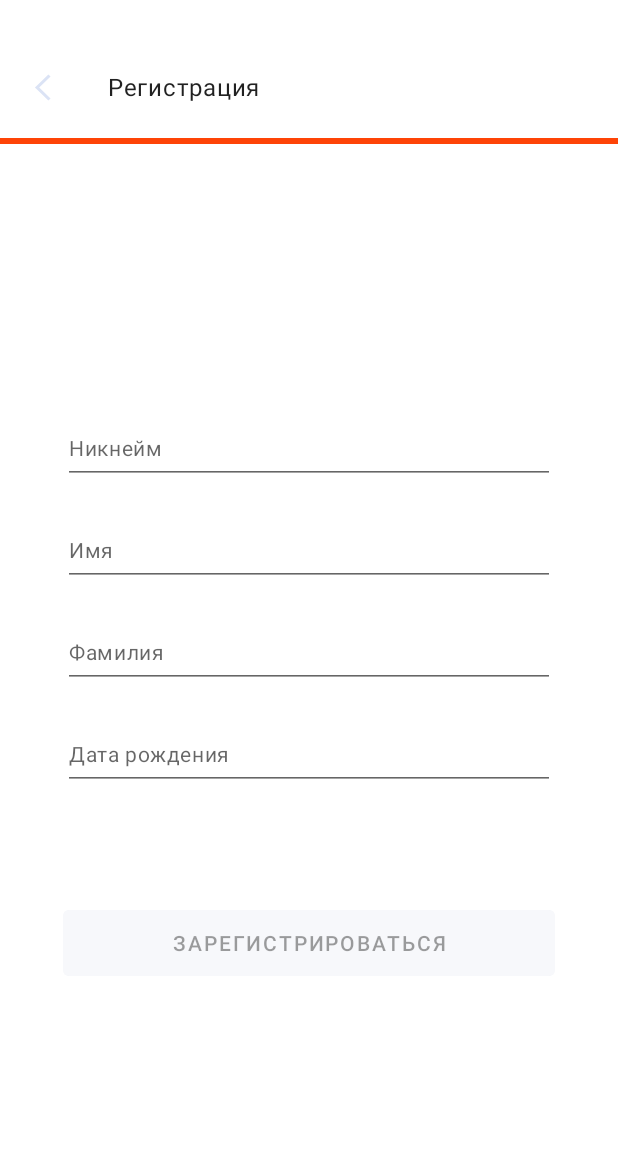
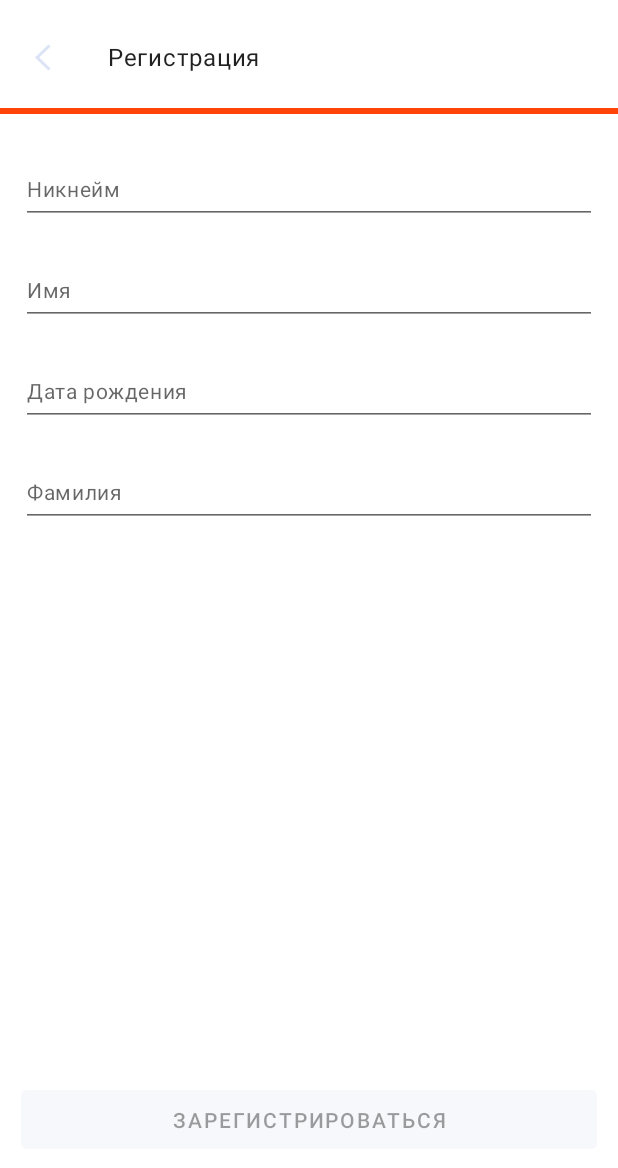
Before and after one commit to sonulen/workspace_social_network, an Android app: the UpdateProfileFragment screen opened through its navigation route, on a phone screen of 412 x 824 dp. Shown: the top 1168 px of the screen. Run offline under Robolectric (Android 15) with nearby library versions, the phone set to English and light mode, and no system bars; our stand-ins replace Timber; libraries missing offline, so code that uses them is left out: com.redmadrobot.extensions; 3 statements that could not run were skipped.

Commit message:
[Review] Переделал верстку UpdateProfile экрана на constraint'ы и вынес стили для EditText и Textview

```diff
--- a/app/src/main/kotlin/com/redmadrobot/app/ui/auth/signup/updateProfile/UpdateProfileFragment.kt
+++ b/app/src/main/kotlin/com/redmadrobot/app/ui/auth/signup/updateProfile/UpdateProfileFragment.kt
@@ -46,10 +46,10 @@ class UpdateProfileFragment : BaseFragment(R.layout.profile_update_fragment) {
     ): View {
         val view = inflater.inflate(R.layout.profile_update_fragment, container, false)
 
-        nickname = view.findViewById(R.id.editTextTextNickName)
-        name = view.findViewById(R.id.editTextTextName)
-        surname = view.findViewById(R.id.editTextTextSurname)
-        birthDay = view.findViewById(R.id.editTextTextBirthDay)
+        nickname = view.findViewById(R.id.edit_text_nickname)
+        name = view.findViewById(R.id.edit_text_name)
+        surname = view.findViewById(R.id.edit_text_surname)
+        birthDay = view.findViewById(R.id.edit_text_birth_day)
         updateProfileButton = view.findViewById(R.id.button_update_profile)
 
         observe(viewModel.eventsQueue, ::onEvent)
--- a/app/src/main/res/layout/profile_update_fragment.xml
+++ b/app/src/main/res/layout/profile_update_fragment.xml
@@ -1,28 +1,52 @@
 <?xml version="1.0" encoding="utf-8"?>
 <androidx.constraintlayout.widget.ConstraintLayout xmlns:android="http://schemas.android.com/apk/res/android"
     xmlns:app="http://schemas.android.com/apk/res-auto"
+    xmlns:tools="http://schemas.android.com/tools"
     android:layout_width="match_parent"
     android:layout_height="match_parent">
 
-    <LinearLayout
+    <androidx.constraintlayout.widget.Guideline
+        android:id="@+id/guideline_top"
+        android:layout_width="wrap_content"
+        android:layout_height="wrap_content"
+        android:orientation="horizontal"
+        app:layout_constraintGuide_begin="0dp" />
+
+    <androidx.constraintlayout.widget.Guideline
+        android:id="@+id/guideline_bottom"
+        android:layout_width="wrap_content"
+        android:layout_height="wrap_content"
+        android:orientation="horizontal"
+        app:layout_constraintGuide_end="48dp" />
+
+    <androidx.constraintlayout.widget.Guideline
+        android:id="@+id/guideline_left"
+        android:layout_width="wrap_content"
+        android:layout_height="wrap_content"
+        android:orientation="vertical"
+        app:layout_constraintGuide_begin="14dp" />
+
+    <androidx.constraintlayout.widget.Guideline
+        android:id="@+id/guideline_right"
+        android:layout_width="wrap_content"
+        android:layout_height="wrap_content"
+        android:orientation="vertical"
+        app:layout_constraintGuide_end="14dp" />
+
+
+    <com.google.android.material.appbar.MaterialToolbar
+        android:id="@+id/tool_bar"
+        style="@style/Widget.MaterialComponents.Toolbar.Surface"
         android:layout_width="match_parent"
-        android:layout_height="match_parent"
-        android:orientation="vertical"
-        app:layout_constraintBottom_toBottomOf="parent"
+        android:layout_height="wrap_content"
+        android:layout_marginTop="10dp"
         app:layout_constraintEnd_toEndOf="parent"
         app:layout_constraintHorizontal_bias="0.5"
         app:layout_constraintStart_toStartOf="parent"
-        app:layout_constraintTop_toTopOf="parent">
-
-        <com.google.android.material.appbar.MaterialToolbar
-            android:id="@+id/tool_bar"
-            android:layout_width="match_parent"
-            android:layout_height="?attr/actionBarSize"
+        app:layout_constraintTop_toTopOf="@+id/guideline_top"
+        app:navigationIcon="@drawable/icon_back_button"
         app:title="@string/register_screen_name"
-            app:titleTextAppearance="@style/TextAppearance.App.BodyL"
-            app:navigationIcon="@drawable/icon_back_button"
-            android:layout_marginTop="30dp"
-            style="@style/Widget.MaterialComponents.Toolbar.Surface" />
+        app:titleTextAppearance="@style/TextAppearance.App.BodyL" />
 
     <ProgressBar
         android:id="@+id/progress_bar"
@@ -30,78 +54,72 @@
         android:layout_width="match_parent"
         android:layout_height="wrap_content"
         android:progress="100"
-            android:progressTint="@color/orange" />
-
-        <LinearLayout
-            android:layout_width="match_parent"
-            android:layout_height="match_parent"
-            android:gravity="center"
-            android:orientation="vertical"
-            app:layout_constraintBottom_toBottomOf="parent"
+        android:progressTint="@color/orange"
         app:layout_constraintEnd_toEndOf="parent"
         app:layout_constraintHorizontal_bias="0.5"
         app:layout_constraintStart_toStartOf="parent"
-            app:layout_constraintTop_toTopOf="parent">
+        app:layout_constraintTop_toBottomOf="@+id/tool_bar" />
 
     <EditText
-                android:id="@+id/editTextTextNickName"
-                android:layout_width="328dp"
-                android:layout_height="48dp"
+        android:id="@+id/edit_text_nickname"
+        android:textAppearance="@style/TextAppearance.App.BodyS"
+        style="@style/Widget.Workplaces.EditText"
+        android:autofillHints="nickname"
         android:ems="10"
         android:hint="@string/nickname_hint"
         android:inputType="textPersonName"
-                android:layout_marginVertical="10dp"
-                style="@style/TextAppearance.App.BodyS"
-                android:autofillHints="nickname" />
+        app:layout_constraintTop_toBottomOf="@+id/progress_bar"
+        app:layout_constraintEnd_toStartOf="@+id/guideline_right"
+        app:layout_constraintStart_toStartOf="@+id/guideline_left"
+        app:layout_constraintHorizontal_bias="0.5" />
 
     <EditText
-                android:id="@+id/editTextTextName"
-                android:layout_width="328dp"
-                android:layout_height="48dp"
+        android:id="@+id/edit_text_name"
+        android:textAppearance="@style/TextAppearance.App.BodyS"
+        style="@style/Widget.Workplaces.EditText"
+        android:autofillHints="name"
         android:ems="10"
         android:hint="@string/name_hint"
         android:inputType="textPersonName"
-                android:layout_marginVertical="10dp"
-                style="@style/TextAppearance.App.BodyS"
-                android:autofillHints="name" />
+        app:layout_constraintTop_toBottomOf="@+id/edit_text_nickname"
+        app:layout_constraintEnd_toStartOf="@+id/guideline_right"
+        app:layout_constraintStart_toStartOf="@+id/guideline_left"
+        tools:layout_editor_absoluteX="41dp" />
 
     <EditText
-                android:id="@+id/editTextTextSurname"
-                android:layout_width="328dp"
-                android:layout_height="48dp"
+        android:id="@+id/edit_text_surname"
+        android:textAppearance="@style/TextAppearance.App.BodyS"
+        style="@style/Widget.Workplaces.EditText"
+        android:autofillHints="surname"
         android:ems="10"
         android:hint="@string/surname_hint"
         android:inputType="textPersonName"
-                android:layout_marginVertical="10dp"
-                style="@style/TextAppearance.App.BodyS"
-                android:autofillHints="surname" />
+        app:layout_constraintTop_toBottomOf="@+id/edit_text_birth_day"
+        app:layout_constraintEnd_toStartOf="@+id/guideline_right"
+        app:layout_constraintStart_toStartOf="@+id/guideline_left"
+        tools:layout_editor_absoluteX="41dp" />
 
     <EditText
-                android:id="@+id/editTextTextBirthDay"
-                android:layout_width="328dp"
-                android:layout_height="48dp"
+        android:id="@+id/edit_text_birth_day"
+        android:textAppearance="@style/TextAppearance.App.BodyS"
+        style="@style/Widget.Workplaces.EditText"
+        android:autofillHints="date"
         android:ems="10"
         android:hint="@string/date_of_birth_hint"
         android:inputType="date"
-                android:layout_marginVertical="10dp"
-                style="@style/TextAppearance.App.BodyS"
-                android:autofillHints="date" />
-
-            <Space
-                android:layout_width="match_parent"
-                android:layout_height="60dp" />
+        app:layout_constraintTop_toBottomOf="@+id/edit_text_name"
+        app:layout_constraintEnd_toStartOf="@+id/guideline_right"
+        app:layout_constraintStart_toStartOf="@+id/guideline_left"
+        tools:layout_editor_absoluteX="41dp" />
 
     <Button
         android:id="@+id/button_update_profile"
-                android:layout_width="328dp"
-                android:layout_height="56dp"
+        style="@style/Widget.Workplaces.SolidButton"
         android:enabled="false"
         android:text="@string/button_finish_register"
-                android:layout_marginVertical="4dp"
-                android:theme="@style/Widget.Workplaces.SolidButton" />
+        app:layout_constraintBottom_toTopOf="@+id/guideline_bottom"
+        app:layout_constraintEnd_toStartOf="@+id/guideline_right"
+        app:layout_constraintStart_toStartOf="@+id/guideline_left" />
 
-        </LinearLayout>
-
-    </LinearLayout>
 
 </androidx.constraintlayout.widget.ConstraintLayout>
--- a/app/src/main/res/layout/register_fragment.xml
+++ b/app/src/main/res/layout/register_fragment.xml
@@ -60,10 +60,7 @@
 
     <EditText
         android:id="@+id/edit_text_email"
-        android:layout_width="0dp"
-        android:layout_height="wrap_content"
-        android:layout_marginVertical="32dp"
-        android:paddingVertical="14dp"
+        style="@style/Widget.Workplaces.EditText"
         android:autofillHints="email"
         android:ems="10"
         android:hint="@string/e_mail_hint"
@@ -75,15 +72,12 @@
 
     <EditText
         android:id="@+id/edit_text_password"
-        android:layout_width="0dp"
-        android:layout_height="wrap_content"
-        android:layout_marginVertical="20dp"
-        android:paddingVertical="14dp"
         android:autofillHints="password"
         android:ems="10"
         android:hint="@string/password_hint"
         android:inputType="textPassword"
         android:textAppearance="@style/TextAppearance.App.BodyS"
+        style="@style/Widget.Workplaces.EditText"
         app:layout_constraintEnd_toStartOf="@+id/guideline_right"
         app:layout_constraintStart_toStartOf="@+id/guideline_left"
         app:layout_constraintHorizontal_bias="0.5"
@@ -91,11 +85,6 @@
 
     <Button
         android:id="@+id/button_go_to_register"
-        android:layout_width="0dp"
-        android:layout_height="wrap_content"
-        android:layout_marginVertical="4dp"
-        android:layout_marginBottom="8dp"
-        android:paddingVertical="10dp"
         android:text="@string/button_already_register"
         style="@style/Widget.Workplaces.Button"
         app:layout_constraintBottom_toTopOf="@+id/button_register"
@@ -107,13 +96,7 @@
     <Button
         android:id="@+id/button_register"
         style="@style/Widget.Workplaces.SolidButton"
-        android:layout_width="0dp"
-        android:layout_height="wrap_content"
-        android:layout_marginVertical="4dp"
-        android:layout_marginBottom="8dp"
         android:enabled="false"
-        android:paddingHorizontal="110dp"
-        android:paddingVertical="10dp"
         android:text="@string/button_go_next"
         app:layout_constraintBottom_toTopOf="@+id/guideline_bottom"
         app:layout_constraintEnd_toEndOf="parent"
--- a/app/src/main/res/layout/welcome_fragment.xml
+++ b/app/src/main/res/layout/welcome_fragment.xml
@@ -48,9 +48,7 @@
     <TextView
         android:id="@+id/hello_text_view"
         android:textAppearance="@style/TextAppearance.App.H1"
-        android:layout_width="wrap_content"
-        android:layout_height="wrap_content"
-        android:layout_marginTop="8dp"
+        style="@style/Widget.Workplaces.TextView"
         android:text="@string/hello_message"
         app:layout_constraintEnd_toEndOf="parent"
         app:layout_constraintHorizontal_bias="0.5"
@@ -60,9 +58,7 @@
     <TextView
         android:id="@+id/secondary_hello_text_view"
         android:textAppearance="@style/TextAppearance.App.BodyL"
-        android:layout_width="wrap_content"
-        android:layout_height="wrap_content"
-        android:layout_marginTop="8dp"
+        style="@style/Widget.Workplaces.TextView"
         android:text="@string/hello_message_second"
         app:layout_constraintEnd_toEndOf="parent"
         app:layout_constraintHorizontal_bias="0.5"
@@ -71,11 +67,7 @@
 
     <Button
         android:id="@+id/button_login"
-        android:layout_width="0dp"
         android:layout_height="wrap_content"
-        android:layout_marginVertical="4dp"
-        android:layout_marginBottom="8dp"
-        android:paddingVertical="10dp"
         android:text="@string/button_login"
         style="@style/Widget.Workplaces.SolidButton"
         app:layout_constraintBottom_toTopOf="@+id/btn_register_by_mail"
@@ -86,11 +78,7 @@
 
     <Button
         android:id="@+id/btn_register_by_mail"
-        android:layout_width="0dp"
         android:layout_height="wrap_content"
-        android:layout_marginVertical="4dp"
-        android:layout_marginBottom="8dp"
-        android:paddingVertical="10dp"
         android:text="@string/button_register_by_mail"
         style="@style/Widget.Workplaces.Button"
         app:layout_constraintBottom_toTopOf="@+id/guideline_bottom"
--- a/app/src/main/res/values/styles.xml
+++ b/app/src/main/res/values/styles.xml
@@ -1,7 +1,24 @@
 <resources>
 
     <style name="Base.Widget.Workplaces.Button" parent="Widget.MaterialComponents.Button">
-        <!--  no-op -->
+        <item name="android:layout_marginVertical">4dp</item>
+        <item name="android:layout_marginBottom">8dp</item>
+        <item name="android:paddingVertical">10dp</item>
+        <item name="android:layout_width">0dp</item>
+        <item name="android:layout_height">wrap_content</item>
+    </style>
+
+    <style name="Widget.Workplaces.EditText" parent="Widget.AppCompat.EditText">
+        <item name="android:layout_height">wrap_content</item>
+        <item name="android:layout_width">0dp</item>
+        <item name="android:layout_marginVertical">20dp</item>
+        <item name="android:paddingVertical">14dp</item>
+    </style>
+
+    <style name="Widget.Workplaces.TextView" parent="Widget.AppCompat.TextView">
+        <item name="android:layout_height">wrap_content</item>
+        <item name="android:layout_width">wrap_content</item>
+        <item name="android:layout_marginTop">8dp</item>
     </style>
 
     <style name="Widget.Workplaces.Button" parent="Base.Widget.Workplaces.Button">
```
Lines whose indentation alone changed are shown as unchanged.
